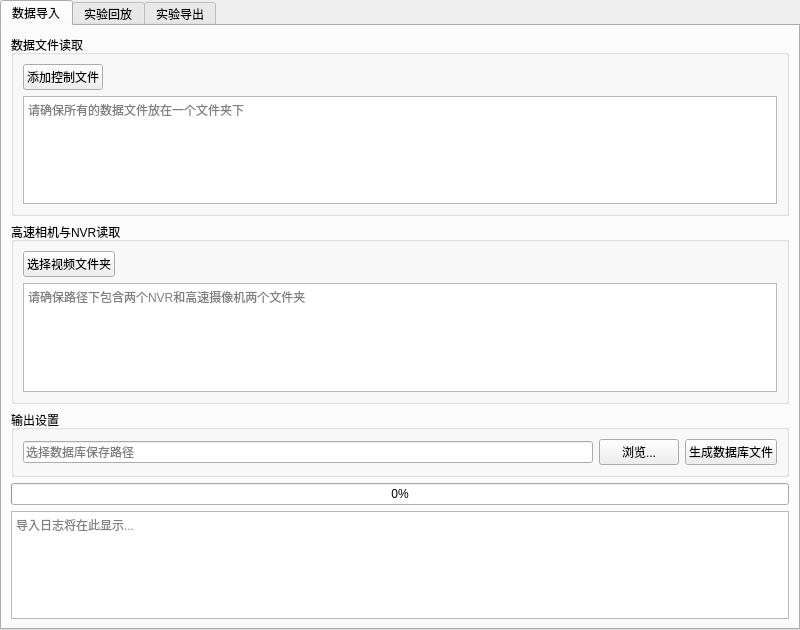
Before: the Qt Designer form mainwindow.ui in concrettojava/completeApp, drawn with Qt 5.
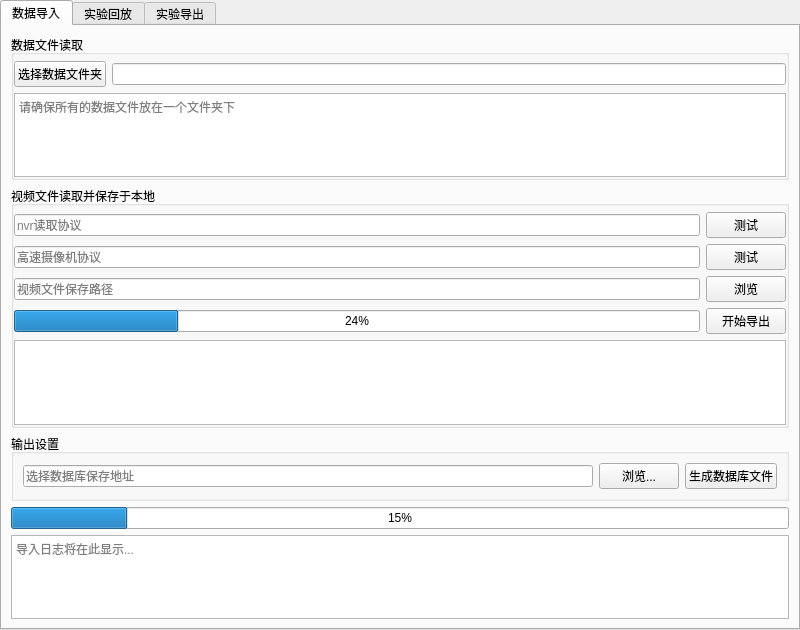
After: the same form once the commit is applied.

```diff
--- a/mainwindow.ui
+++ b/mainwindow.ui
@@ -39,36 +39,63 @@
        <layout class="QVBoxLayout" name="import_layout">
         <item>
          <widget class="QGroupBox" name="csv_group">
+          <property name="sizePolicy">
+           <sizepolicy hsizetype="Preferred" vsizetype="Preferred">
+            <horstretch>0</horstretch>
+            <verstretch>0</verstretch>
+           </sizepolicy>
+          </property>
           <property name="title">
            <string>数据文件读取</string>
           </property>
           <layout class="QVBoxLayout" name="csv_layout">
+           <property name="leftMargin">
+            <number>0</number>
+           </property>
+           <property name="topMargin">
+            <number>6</number>
+           </property>
+           <property name="rightMargin">
+            <number>0</number>
+           </property>
+           <property name="bottomMargin">
+            <number>0</number>
+           </property>
            <item>
             <layout class="QHBoxLayout" name="csv_select_layout">
              <item>
               <widget class="QPushButton" name="btn_add_csv">
                <property name="text">
-                <string>添加控制文件</string>
+                <string>选择数据文件夹</string>
                </property>
               </widget>
              </item>
              <item>
-              <spacer name="csv_spacer">
-               <property name="orientation">
-                <enum>Qt::Horizontal</enum>
+              <widget class="QLineEdit" name="csv_path_line">
+               <property name="dragEnabled">
+                <bool>true</bool>
                </property>
-               <property name="sizeHint" stdset="0">
-                <size>
-                 <width>40</width>
-                 <height>20</height>
-                </size>
+               <property name="readOnly">
+                <bool>true</bool>
                </property>
-              </spacer>
+              </widget>
              </item>
             </layout>
            </item>
            <item>
-            <widget class="QTextEdit" name="textEdit">
+            <widget class="QTextEdit" name="csv_log">
+             <property name="sizePolicy">
+              <sizepolicy hsizetype="Preferred" vsizetype="Preferred">
+               <horstretch>0</horstretch>
+               <verstretch>0</verstretch>
+              </sizepolicy>
+             </property>
+             <property name="minimumSize">
+              <size>
+               <width>0</width>
+               <height>0</height>
+              </size>
+             </property>
              <property name="readOnly">
               <bool>true</bool>
              </property>
@@ -81,44 +108,103 @@
          </widget>
         </item>
         <item>
-         <widget class="QGroupBox" name="video_group">
+         <widget class="QGroupBox" name="videoGroup">
+          <property name="autoFillBackground">
+           <bool>false</bool>
+          </property>
           <property name="title">
-           <string>高速相机与NVR读取</string>
+           <string>视频文件读取并保存于本地</string>
           </property>
-          <layout class="QVBoxLayout" name="video_layout">
+          <layout class="QVBoxLayout" name="verticalLayout_4">
+           <property name="spacing">
+            <number>6</number>
+           </property>
+           <property name="leftMargin">
+            <number>0</number>
+           </property>
+           <property name="topMargin">
+            <number>6</number>
+           </property>
+           <property name="rightMargin">
+            <number>0</number>
+           </property>
+           <property name="bottomMargin">
+            <number>0</number>
+           </property>
            <item>
-            <layout class="QHBoxLayout" name="video_select_layout">
+            <layout class="QHBoxLayout" name="horizontalLayout_2">
              <item>
-              <widget class="QPushButton" name="btn_select_video_folder">
+              <widget class="QLineEdit" name="nvr_lineEdit">
+               <property name="placeholderText">
+                <string>nvr读取协议</string>
+               </property>
+              </widget>
+             </item>
+             <item>
+              <widget class="QPushButton" name="nvr_testBtn">
                <property name="text">
-                <string>选择视频文件夹</string>
+                <string>测试</string>
                </property>
               </widget>
              </item>
+            </layout>
+           </item>
+           <item>
+            <layout class="QHBoxLayout" name="horizontalLayout_3">
              <item>
-              <spacer name="horizontalSpacer">
-               <property name="orientation">
-                <enum>Qt::Horizontal</enum>
+              <widget class="QLineEdit" name="camera_lineEdit">
+               <property name="placeholderText">
+                <string>高速摄像机协议</string>
                </property>
-               <property name="sizeHint" stdset="0">
-                <size>
-                 <width>40</width>
-                 <height>20</height>
-                </size>
+              </widget>
+             </item>
+             <item>
+              <widget class="QPushButton" name="camera_textBtn">
+               <property name="text">
+                <string>测试</string>
                </property>
-              </spacer>
+              </widget>
              </item>
             </layout>
            </item>
            <item>
-            <widget class="QTextEdit" name="textEdit_2">
-             <property name="readOnly">
-              <bool>true</bool>
-             </property>
-             <property name="placeholderText">
-              <string>请确保路径下包含两个NVR和高速摄像机两个文件夹</string>
-             </property>
-            </widget>
+            <layout class="QHBoxLayout" name="horizontalLayout_4">
+             <item>
+              <widget class="QLineEdit" name="video_save_path_lineEdit">
+               <property name="placeholderText">
+                <string>视频文件保存路径</string>
+               </property>
+              </widget>
+             </item>
+             <item>
+              <widget class="QPushButton" name="video_save_path_browseBtn">
+               <property name="text">
+                <string>浏览</string>
+               </property>
+              </widget>
+             </item>
+            </layout>
+           </item>
+           <item>
+            <layout class="QHBoxLayout" name="horizontalLayout_5">
+             <item>
+              <widget class="QProgressBar" name="video_collect_progressBar">
+               <property name="value">
+                <number>24</number>
+               </property>
+              </widget>
+             </item>
+             <item>
+              <widget class="QPushButton" name="video_collectBtn">
+               <property name="text">
+                <string>开始导出</string>
+               </property>
+              </widget>
+             </item>
+            </layout>
+           </item>
+           <item>
+            <widget class="QTextEdit" name="collection_progressBar"/>
            </item>
           </layout>
          </widget>
@@ -134,7 +220,7 @@
              <item>
               <widget class="QLineEdit" name="edit_output_path">
                <property name="placeholderText">
-                <string>选择数据库保存路径</string>
+                <string>选择数据库保存地址</string>
                </property>
               </widget>
              </item>
@@ -160,12 +246,18 @@
         <item>
          <widget class="QProgressBar" name="progress_import">
           <property name="value">
-           <number>0</number>
+           <number>15</number>
           </property>
          </widget>
         </item>
         <item>
          <widget class="QTextEdit" name="text_import_log">
+          <property name="sizePolicy">
+           <sizepolicy hsizetype="Preferred" vsizetype="Expanding">
+            <horstretch>0</horstretch>
+            <verstretch>0</verstretch>
+           </sizepolicy>
+          </property>
           <property name="readOnly">
            <bool>true</bool>
           </property>
```
Left out of the diff: 6 changed lines with no effect on the pictures.
